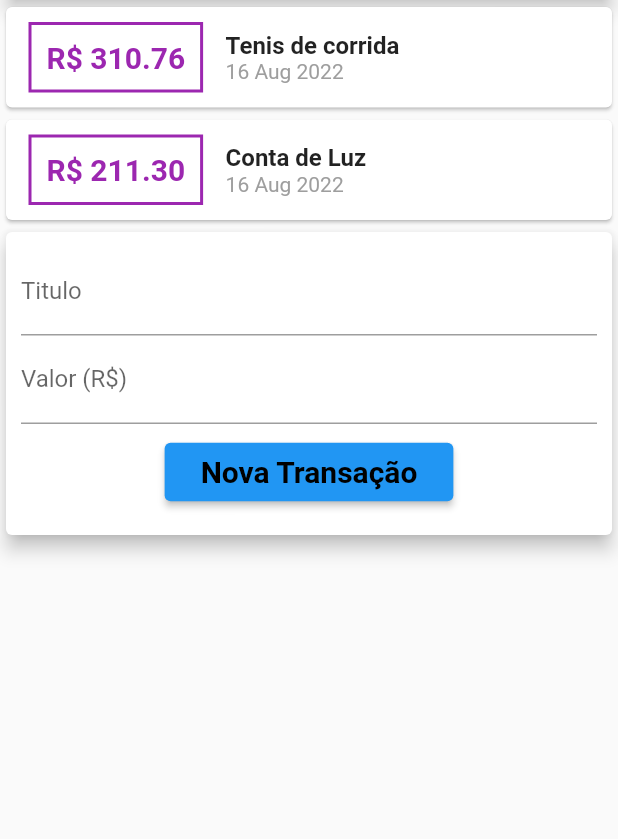
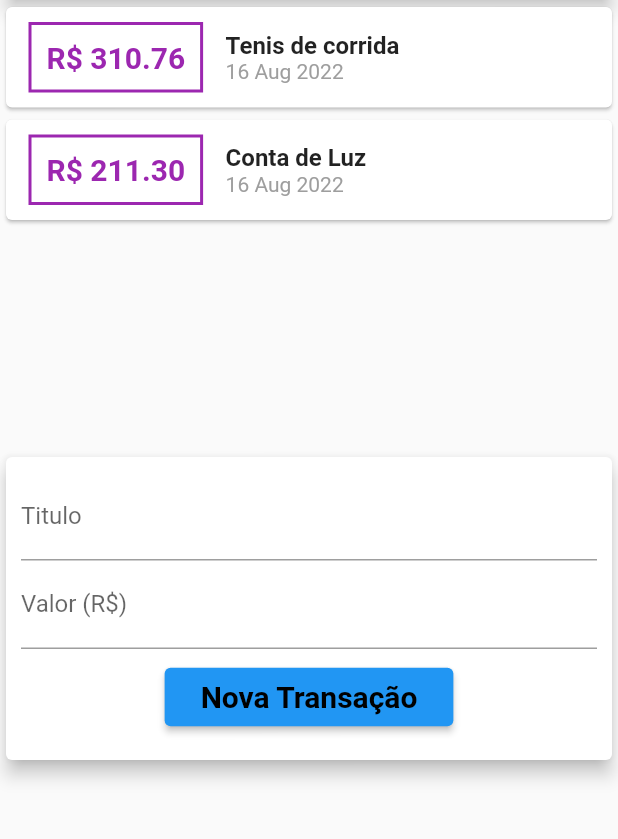
Before and after one commit to Ath0maz/Expensives, a Flutter app: the screen it shows after launch, on a phone screen of 412 x 824 dp, the part 119-958 px from its top. Run offline on Flutter 3.47's test engine with Material 2 defaults, Android fonts, the phone set to English and light mode, and no system bars.

Commit message:
chore:'apply scroll view to fix overflow'

```diff
--- a/lib/components/transaction_list.dart
+++ b/lib/components/transaction_list.dart
@@ -13,7 +13,10 @@ class TransactionList extends StatelessWidget {
 
   @override
   Widget build(BuildContext context) {
-    return Column(
+    return Container(
+      height: 300,
+      child: SingleChildScrollView(
+        child: Column(
           children: transactions.map((tr) {
             return Card(
               child: Row(
@@ -62,6 +65,8 @@ class TransactionList extends StatelessWidget {
               ),
             );
           }).toList(),
+        ),
+      ),
     );
   }
 }
--- a/lib/main.dart
+++ b/lib/main.dart
@@ -1,8 +1,5 @@
 import 'components/transaction_user.dart';
-import 'package:flutter/src/foundation/key.dart';
-import 'package:flutter/src/widgets/framework.dart';
 import 'package:flutter/material.dart';
-import 'package:intl/intl.dart';
 
 main() => runApp(ExpensesApp());
 
@@ -22,7 +19,8 @@ class MyHomePage extends StatelessWidget {
       appBar: AppBar(
         title: const Text('Despesas Pessoais'),
       ),
-      body: Column(
+      body: SingleChildScrollView(
+        child: Column(
           crossAxisAlignment: CrossAxisAlignment.stretch,
           children: <Widget>[
             Container(
@@ -35,6 +33,7 @@ class MyHomePage extends StatelessWidget {
             TransactionUser(),
           ],
         ),
+      ),
     );
   }
 }
```
Lines whose indentation alone changed are shown as unchanged.
